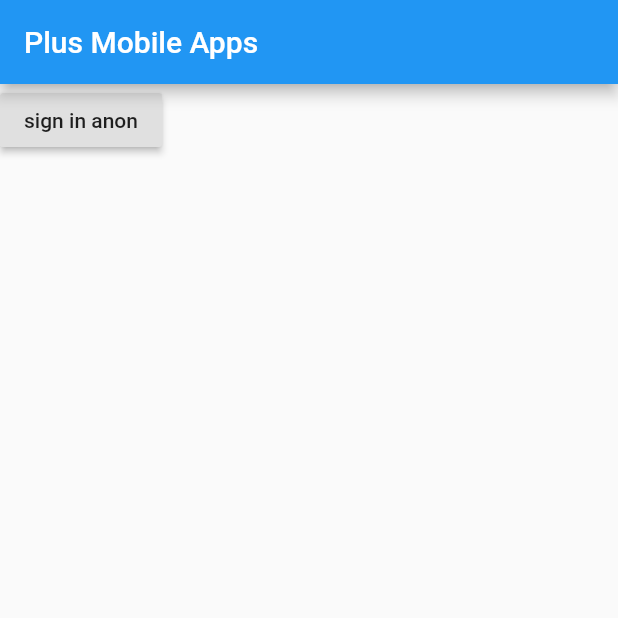
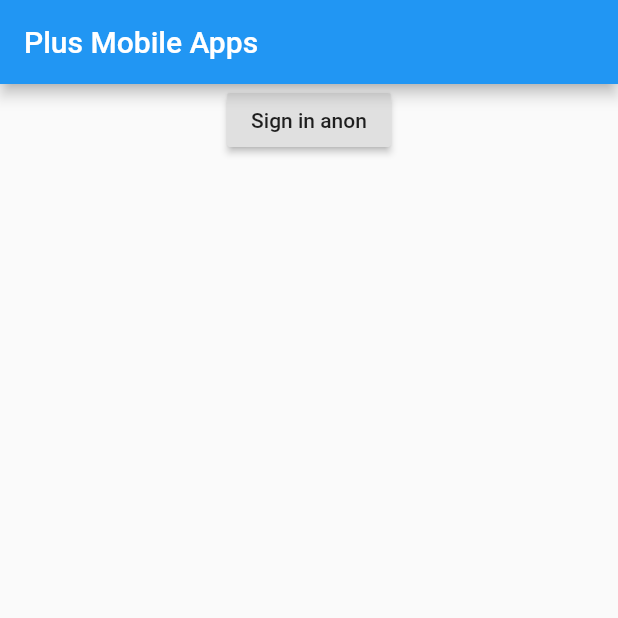
Before and after one commit to plusmobileapps/blog_flutter, a Flutter app: the screen it shows after launch, on a phone screen of 412 x 824 dp, the top half of it. Run offline on Flutter 3.47's test engine with Material 2 defaults, Android fonts, the phone set to English and light mode, and no system bars; our stand-ins replace firebase_auth; accounts and stored records are empty.

Commit message:
fix auth for anon

```diff
--- a/lib/main.dart
+++ b/lib/main.dart
@@ -1,3 +1,4 @@
+import 'package:blog_flutter/SignUp.dart';
 import 'package:blog_flutter/services/auth.dart';
 import 'package:flutter/material.dart';
 
@@ -74,13 +75,7 @@ class _MyHomePageState extends State<MyHomePage> {
         // the App.build method, and use it to set our appbar title.
         title: Text(widget.title),
       ),
-      body: RaisedButton(
-        child: Text('sign in anon'),
-        onPressed: () async {
-          dynamic result = await authService.signInAnon();
-
-        },
-      )
+      body: SignUp(),
     );
   }
 }
```
